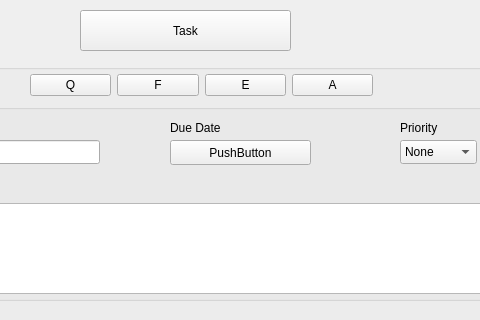
mhmdrezanaderi/toDoList, file mainwindow.ui: the form before one commit; both pictures show x 150 to 630 and y 0 to 320 of the 1176 by 625 pixel window.
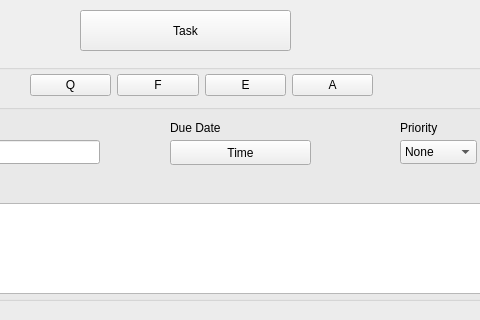
The form after the commit.

```diff
--- a/mainwindow.ui
+++ b/mainwindow.ui
@@ -200,7 +200,7 @@
        </rect>
       </property>
       <property name="text">
-       <string>PushButton</string>
+       <string>Time</string>
       </property>
      </widget>
      <widget class="QLabel" name="dueDate">
```
Left out of the diff: 64 changed lines with no effect on the pictures.
